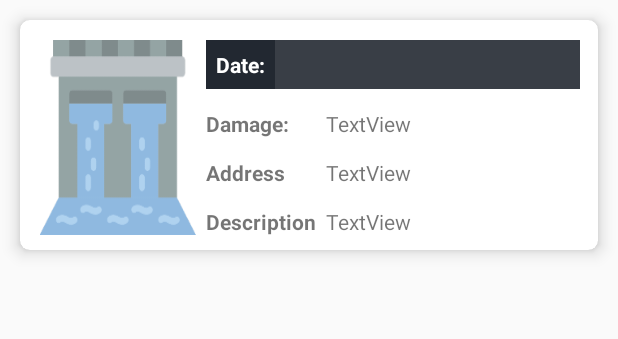
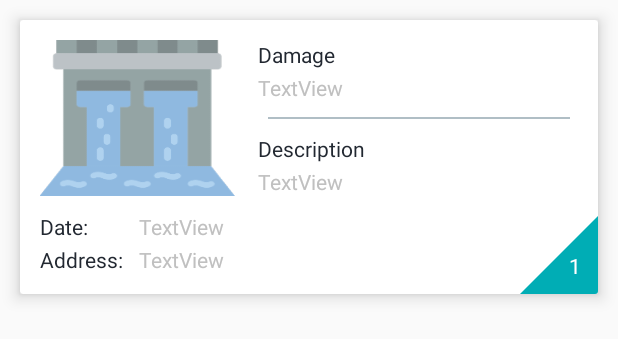
Before and after one commit to rempson123/dFIS, an Android app: the layout custom_damage_report_item.xml on its own in the app's theme, with its tools: preview values and no code run, on a phone screen of 412 x 824 dp. Shown: the top 339 px of the screen. Run offline under Robolectric (Android 15) with nearby library versions, the phone set to English and light mode, and no system bars.

Commit message:
Fixed some bugs on back press

```diff
--- a/dFIS/app/src/main/java/com/geodata/dfis/Adapter/DamageReportAdapter.java
+++ b/dFIS/app/src/main/java/com/geodata/dfis/Adapter/DamageReportAdapter.java
@@ -9,10 +9,8 @@ import android.view.View;
 import android.view.ViewGroup;
 import android.widget.ImageView;
 import android.widget.TextView;
-
 import com.geodata.dfis.Model.DamageReport;
 import com.geodata.dfis.R;
-
 import java.util.ArrayList;
 import java.util.List;
 
@@ -26,6 +24,7 @@ public class DamageReportAdapter extends RecyclerView.Adapter<DamageReportAdapte
 
     private List<DamageReport> damageReports = new ArrayList<>();
     private OnDamageListener mOnDamageListener;
+
 
     public DamageReportAdapter(List<DamageReport> damageReports, OnDamageListener mOnDamageListener) {
         this.damageReports = damageReports;
@@ -46,11 +45,17 @@ public class DamageReportAdapter extends RecyclerView.Adapter<DamageReportAdapte
         Bitmap damageBitmap = BitmapFactory.decodeByteArray(damageImage, 0, damageImage.length);
         holder.imageViewReport.setImageBitmap(damageBitmap);
         holder.imageViewReport.setScaleType(ImageView.ScaleType.FIT_XY);
-
         holder.textViewDamageDate.setText(damageReports.get(position).getDateAndTime());
         holder.textViewDamageType.setText(damageReports.get(position).getDamageType());
         holder.textViewDamageAddress.setText(damageReports.get(position).getAddress());
         holder.textViewDamageDescription.setText(damageReports.get(position).getDescription());
+        holder.textViewReportNo.setText(String.valueOf(damageReports.get(position).getId()));
+
+        if (position % 2 == 1) {
+            holder.textViewReportTriangleBg.setBackgroundResource(R.drawable.bg_triangle_primary);
+        } else {
+            holder.textViewReportTriangleBg.setBackgroundResource(R.drawable.bg_triangle_accent);
+        }
 
     }
 
@@ -62,20 +67,24 @@ public class DamageReportAdapter extends RecyclerView.Adapter<DamageReportAdapte
     public class ViewHolder extends RecyclerView.ViewHolder implements View.OnClickListener {
 
         ImageView imageViewReport;
-        TextView textViewDamageDate, textViewDamageType, textViewDamageAddress, textViewDamageDescription;
+        TextView textViewDamageDate, textViewDamageType, textViewDamageAddress, textViewDamageDescription,
+                textViewReportNo, textViewReportTriangleBg;
 
         public ViewHolder(View itemView, OnDamageListener onDamageListener) {
             super(itemView);
+
+
             imageViewReport = itemView.findViewById(R.id.imgv_report);
             textViewDamageDate = itemView.findViewById(R.id.tv_damage_report_date);
             textViewDamageType = itemView.findViewById(R.id.tv_damage_report_type);
             textViewDamageAddress = itemView.findViewById(R.id.tv_damage_report_address);
             textViewDamageDescription = itemView.findViewById(R.id.tv_damage_report_description);
-
+            textViewDamageDate = itemView.findViewById(R.id.tv_damage_report_date);
+            textViewReportNo = itemView.findViewById(R.id.tv_report_no);
+            textViewReportTriangleBg = itemView.findViewById(R.id.tv_triangle_corner);
             mOnDamageListener = onDamageListener;
 
             itemView.setOnClickListener(this);
-
         }
 
         @Override
--- a/dFIS/app/src/main/java/com/geodata/dfis/Fragments/DraftsFragment.java
+++ b/dFIS/app/src/main/java/com/geodata/dfis/Fragments/DraftsFragment.java
@@ -3,8 +3,10 @@ package com.geodata.dfis.Fragments;
 import android.content.Intent;
 import android.os.Bundle;
 import android.support.v7.widget.LinearLayoutManager;
+import android.support.v7.widget.PopupMenu;
 import android.support.v7.widget.RecyclerView;
 import android.view.LayoutInflater;
+import android.view.MenuItem;
 import android.view.View;
 import android.view.ViewGroup;
 
@@ -27,6 +29,7 @@ public class DraftsFragment extends android.support.v4.app.Fragment implements D
 
     private List<DamageReport> mDamageReportsDraft = new ArrayList<>();
     private DamageReportAdapter damageReportAdapter;
+
 
     public DraftsFragment() {
         // Required empty public constructor
@@ -72,4 +75,5 @@ public class DraftsFragment extends android.support.v4.app.Fragment implements D
         recyclerViewDamageReportDraft.setAdapter(damageReportAdapter);
 
     }
+
 }
--- a/dFIS/app/src/main/java/com/geodata/dfis/MyReportsActivity.java
+++ b/dFIS/app/src/main/java/com/geodata/dfis/MyReportsActivity.java
@@ -1,24 +1,15 @@
 package com.geodata.dfis;
 
 import android.content.Intent;
+import android.os.Bundle;
 import android.support.annotation.NonNull;
 import android.support.design.widget.BottomNavigationView;
 import android.support.v4.app.Fragment;
 import android.support.v7.app.AppCompatActivity;
-import android.os.Bundle;
-import android.support.v7.widget.LinearLayoutManager;
-import android.support.v7.widget.RecyclerView;
 import android.view.MenuItem;
 
-import com.geodata.dfis.Adapter.DamageReportAdapter;
 import com.geodata.dfis.Fragments.DraftsFragment;
 import com.geodata.dfis.Fragments.SentFragment;
-import com.geodata.dfis.Model.DamageReport;
-
-import java.util.ArrayList;
-import java.util.List;
-
-import static com.geodata.dfis.LoginActivity.myRoomDatabase;
 
 public class MyReportsActivity extends AppCompatActivity {
 
@@ -32,15 +23,21 @@ public class MyReportsActivity extends AppCompatActivity {
         BottomNavigationView bottomNav = findViewById(R.id.bottom_navigation_report);
         bottomNav.setOnNavigationItemSelectedListener(navListener);
 
-        if (getSupportActionBar() != null){
+        if (getSupportActionBar() != null) {
             getSupportActionBar().setDisplayHomeAsUpEnabled(true);
             getSupportActionBar().setDisplayShowHomeEnabled(true);
         }
 
-        //I added this if statement to keep the selected fragment when rotating the device
         if (savedInstanceState == null) {
             getSupportFragmentManager().beginTransaction().replace(R.id.fragment_container,
                     new DraftsFragment()).commit();
+        }
+
+        String sentTabIntent = "sentTab";
+        String sentTab = getIntent().getStringExtra("sentTabFragment");
+
+        if(sentTabIntent.equals(sentTab)){
+            bottomNav.setSelectedItemId(R.id.nav_sent);
         }
 
     }
@@ -81,6 +78,7 @@ public class MyReportsActivity extends AppCompatActivity {
                 return super.onOptionsItemSelected(item);
         }
     }
+
     @Override
     public void onBackPressed() {
         Intent intent = new Intent(MyReportsActivity.this, NavigationDrawerActivity.class);
--- a/dFIS/app/src/main/java/com/geodata/dfis/Retrofit/APIInterface.java
+++ b/dFIS/app/src/main/java/com/geodata/dfis/Retrofit/APIInterface.java
@@ -26,5 +26,4 @@ public interface APIInterface {
                                      @Field("yCoordinate") String ycoor,
                                      @Field("imageString") String imagestring,
                                      @Field("dateAndTime") String dateandtime);
-
 }
--- a/dFIS/app/src/main/java/com/geodata/dfis/SendDamageReportViewerActivity.java
+++ b/dFIS/app/src/main/java/com/geodata/dfis/SendDamageReportViewerActivity.java
@@ -67,6 +67,7 @@ public class SendDamageReportViewerActivity extends AppCompatActivity {
     @Override
     public void onBackPressed() {
         Intent intent = new Intent(SendDamageReportViewerActivity.this, MyReportsActivity.class);
+        intent.putExtra("sentTabFragment", "sentTab");
         startActivity(intent);
         finish();
     }
--- /dev/null
+++ b/dFIS/app/src/main/res/drawable-hdpi/bg_rounded_prime.xml
@@ -0,0 +1,4 @@
+<shape xmlns:android="http://schemas.android.com/apk/res/android">
+    <corners android:radius="15dp" />
+    <solid android:color="@color/colorPrimary"/>
+</shape>
--- /dev/null
+++ b/dFIS/app/src/main/res/drawable-hdpi/bg_rounded_prime_dark.xml
@@ -0,0 +1,4 @@
+<shape xmlns:android="http://schemas.android.com/apk/res/android">
+    <corners android:radius="15dp" />
+    <solid android:color="@color/colorPrimaryDark"/>
+</shape>
--- /dev/null
+++ b/dFIS/app/src/main/res/drawable-hdpi/bg_triangle_accent.xml
@@ -0,0 +1,14 @@
+<?xml version="1.0" encoding="utf-8"?>
+<vector
+    xmlns:android="http://schemas.android.com/apk/res/android"
+    android:width="24dp"
+    android:height="24dp"
+    android:viewportWidth="24.0"
+    android:viewportHeight="24.0">
+
+    <path
+        android:fillColor="@color/colorAccent"
+        android:pathData="M0 24v-24h24z"/>
+
+
+</vector>
--- /dev/null
+++ b/dFIS/app/src/main/res/drawable-v24/bg_rounded_accent.xml
@@ -0,0 +1,4 @@
+<shape xmlns:android="http://schemas.android.com/apk/res/android">
+    <corners android:radius="15dp" />
+    <solid android:color="@color/colorAccent"/>
+</shape>
--- /dev/null
+++ b/dFIS/app/src/main/res/drawable/bg_triangle_primary.xml
@@ -0,0 +1,14 @@
+<?xml version="1.0" encoding="utf-8"?>
+<vector
+    xmlns:android="http://schemas.android.com/apk/res/android"
+    android:width="24dp"
+    android:height="24dp"
+    android:viewportWidth="24.0"
+    android:viewportHeight="24.0">
+
+    <path
+        android:fillColor="@color/colorPrimary"
+        android:pathData="M0 24v-24h24z"/>
+
+
+</vector>
--- a/dFIS/app/src/main/res/layout/custom_damage_report_item.xml
+++ b/dFIS/app/src/main/res/layout/custom_damage_report_item.xml
@@ -1,23 +1,21 @@
 <?xml version="1.0" encoding="utf-8"?>
 <android.support.v7.widget.CardView xmlns:android="http://schemas.android.com/apk/res/android"
     xmlns:app="http://schemas.android.com/apk/res-auto"
-    xmlns:tools="http://schemas.android.com/tools"
     android:layout_width="match_parent"
     android:layout_height="wrap_content"
     android:layout_margin="@dimen/_10sdp"
     app:cardBackgroundColor="@color/colorWhite"
-    app:cardCornerRadius="@dimen/_5sdp"
+
     app:cardElevation="@dimen/_5sdp">
 
     <android.support.constraint.ConstraintLayout
         android:layout_width="match_parent"
-        android:layout_height="match_parent"
-        android:paddingBottom="@dimen/_7sdp">
+        android:layout_height="match_parent">
 
         <ImageView
             android:id="@+id/imgv_report"
-            android:layout_width="@dimen/_80sdp"
-            android:layout_height="@dimen/_100sdp"
+            android:layout_width="@dimen/_100sdp"
+            android:layout_height="@dimen/_80sdp"
             android:layout_marginStart="@dimen/_10sdp"
             android:layout_marginTop="@dimen/_10sdp"
             android:scaleType="fitXY"
@@ -26,103 +24,131 @@
             app:layout_constraintTop_toTopOf="parent" />
 
         <TextView
+            android:id="@+id/textView9"
+            android:layout_width="wrap_content"
+            android:layout_height="wrap_content"
+            android:layout_marginStart="@dimen/_10sdp"
+            android:layout_marginTop="@dimen/_8sdp"
+            android:text="Date:"
+            android:textAppearance="@style/TextAppearance.AppCompat.Small"
+            android:textColor="@color/colorPrimaryDark"
+            app:layout_constraintStart_toStartOf="parent"
+            app:layout_constraintTop_toBottomOf="@+id/imgv_report" />
+
+        <TextView
             android:id="@+id/tv_damage_report_date"
-            android:layout_width="0dp"
+            android:layout_width="wrap_content"
             android:layout_height="wrap_content"
-            android:layout_marginStart="@dimen/_35sdp"
-            android:layout_marginTop="@dimen/_10sdp"
-            android:background="@color/colorAccent"
-            android:padding="@dimen/_5sdp"
-            android:textColor="@color/colorWhite"
-            app:layout_constraintBottom_toTopOf="@+id/tv_damage_report_type"
-            app:layout_constraintStart_toStartOf="@+id/textView"
-            app:layout_constraintTop_toTopOf="parent"
-            app:layout_constraintWidth_percent="0.53" />
+            android:layout_marginStart="@dimen/_8sdp"
+            android:layout_marginTop="@dimen/_8sdp"
+            android:text="TextView"
+            android:textAppearance="@style/TextAppearance.AppCompat.Small"
+            android:textColor="#C0C0C0"
+            app:layout_constraintStart_toEndOf="@+id/textView11"
+            app:layout_constraintTop_toBottomOf="@+id/imgv_report" />
+
+        <TextView
+            android:id="@+id/textView11"
+            android:layout_width="wrap_content"
+            android:layout_height="wrap_content"
+            android:layout_marginStart="@dimen/_10sdp"
+            android:layout_marginTop="@dimen/_2sdp"
+            android:paddingBottom="@dimen/_10sdp"
+            android:text="Address:"
+            android:textAppearance="@style/TextAppearance.AppCompat.Small"
+            android:textColor="@color/colorPrimaryDark"
+            app:layout_constraintStart_toStartOf="parent"
+            app:layout_constraintTop_toBottomOf="@+id/textView9" />
+
+        <TextView
+            android:id="@+id/tv_damage_report_address"
+            android:layout_width="wrap_content"
+            android:layout_height="wrap_content"
+            android:layout_marginStart="@dimen/_8sdp"
+            android:layout_marginTop="@dimen/_2sdp"
+            android:text="TextView"
+            android:textAppearance="@style/TextAppearance.AppCompat.Small"
+            android:textColor="#C0C0C0"
+            app:layout_constraintStart_toEndOf="@+id/textView11"
+            app:layout_constraintTop_toBottomOf="@+id/tv_damage_report_date" />
+
+
+        <TextView
+            android:id="@+id/textView15"
+            android:layout_width="wrap_content"
+            android:layout_height="wrap_content"
+            android:layout_marginStart="@dimen/_12sdp"
+            android:text="Damage"
+            android:textColor="@color/colorPrimaryDark"
+            app:layout_constraintStart_toEndOf="@+id/imgv_report"
+            app:layout_constraintTop_toTopOf="@+id/imgv_report" />
 
         <TextView
             android:id="@+id/tv_damage_report_type"
             android:layout_width="wrap_content"
             android:layout_height="wrap_content"
-            android:layout_marginStart="@dimen/_5sdp"
-            android:layout_marginTop="@dimen/_10sdp"
+            android:layout_marginStart="@dimen/_12sdp"
+            android:layout_marginTop="@dimen/_2sdp"
             android:text="TextView"
-            app:layout_constraintBottom_toTopOf="@+id/tv_damage_report_address"
-            app:layout_constraintStart_toEndOf="@+id/textView8"
-            app:layout_constraintTop_toBottomOf="@+id/tv_damage_report_date" />
+            android:textColor="#C0C0C0"
+            app:layout_constraintStart_toEndOf="@+id/imgv_report"
+            app:layout_constraintTop_toBottomOf="@+id/textView15" />
 
         <TextView
-            android:id="@+id/tv_damage_report_address"
+            android:id="@+id/textView19"
             android:layout_width="wrap_content"
             android:layout_height="wrap_content"
-            android:layout_marginStart="@dimen/_5sdp"
-            android:layout_marginTop="@dimen/_10sdp"
-            android:text="TextView"
+            android:layout_marginBottom="@dimen/_2sdp"
+            android:layout_marginStart="@dimen/_12sdp"
+            android:text="Description"
+            android:textColor="@color/colorPrimaryDark"
             app:layout_constraintBottom_toTopOf="@+id/tv_damage_report_description"
-            app:layout_constraintStart_toEndOf="@+id/textView8"
-            app:layout_constraintTop_toBottomOf="@+id/tv_damage_report_type" />
+            app:layout_constraintStart_toEndOf="@+id/imgv_report" />
 
         <TextView
             android:id="@+id/tv_damage_report_description"
             android:layout_width="wrap_content"
             android:layout_height="wrap_content"
-            android:layout_marginStart="@dimen/_5sdp"
-            android:layout_marginTop="@dimen/_10sdp"
+            android:layout_marginStart="@dimen/_12sdp"
             android:text="TextView"
-            app:layout_constraintBottom_toBottomOf="@+id/textView8"
-            app:layout_constraintStart_toEndOf="@+id/textView8"
-            app:layout_constraintTop_toBottomOf="@+id/tv_damage_report_address" />
+            android:textColor="#C0C0C0"
+            app:layout_constraintBottom_toBottomOf="@+id/imgv_report"
+            app:layout_constraintStart_toEndOf="@+id/imgv_report" />
 
         <TextView
-            android:id="@+id/textView"
+            android:id="@+id/textView22"
+            android:layout_width="@dimen/_155sdp"
+            android:layout_height="@dimen/_1sdp"
+            android:layout_marginBottom="@dimen/_5sdp"
+            android:layout_marginStart="@dimen/_17sdp"
+            android:layout_marginTop="@dimen/_5sdp"
+            android:background="#B0BEC5"
+            app:layout_constraintBottom_toTopOf="@+id/textView19"
+            app:layout_constraintStart_toEndOf="@+id/imgv_report"
+            app:layout_constraintTop_toBottomOf="@+id/tv_damage_report_type" />
+
+        <TextView
+            android:id="@+id/tv_triangle_corner"
+            android:layout_width="@dimen/_40sdp"
+            android:layout_height="@dimen/_40sdp"
+            android:background="@drawable/bg_triangle_primary"
+            android:gravity="center_vertical"
+            android:rotation="180"
+            android:textAlignment="center"
+            android:textColor="@color/colorPrimaryDark"
+            app:layout_constraintBottom_toBottomOf="parent"
+            app:layout_constraintEnd_toEndOf="parent" />
+
+        <TextView
+            android:id="@+id/tv_report_no"
             android:layout_width="wrap_content"
             android:layout_height="wrap_content"
-            android:layout_marginStart="@dimen/_5sdp"
-            android:layout_marginTop="@dimen/_10sdp"
-            android:text="Damage:"
-            android:textStyle="bold"
-            app:layout_constraintBottom_toTopOf="@+id/textView2"
-            app:layout_constraintStart_toEndOf="@+id/imgv_report"
-            app:layout_constraintTop_toBottomOf="@+id/textView9" />
-
-        <TextView
-            android:id="@+id/textView2"
-            android:layout_width="wrap_content"
-            android:layout_height="wrap_content"
-            android:layout_marginStart="@dimen/_5sdp"
-            android:layout_marginTop="@dimen/_10sdp"
-            android:text="Address"
-            android:textStyle="bold"
-            app:layout_constraintBottom_toTopOf="@+id/textView8"
-            app:layout_constraintStart_toEndOf="@+id/imgv_report"
-            app:layout_constraintTop_toBottomOf="@+id/textView" />
-
-        <TextView
-            android:id="@+id/textView8"
-            android:layout_width="wrap_content"
-            android:layout_height="wrap_content"
-            android:layout_marginStart="@dimen/_5sdp"
-            android:layout_marginTop="@dimen/_10sdp"
-            android:text="Description"
-            android:textStyle="bold"
-            app:layout_constraintBottom_toBottomOf="@+id/imgv_report"
-            app:layout_constraintStart_toEndOf="@+id/imgv_report"
-            app:layout_constraintTop_toBottomOf="@+id/textView2" />
-
-        <TextView
-            android:id="@+id/textView9"
-            android:layout_width="wrap_content"
-            android:layout_height="wrap_content"
-            android:layout_marginStart="@dimen/_5sdp"
-            android:layout_marginTop="@dimen/_10sdp"
-            android:text="Date:"
-            android:textStyle="bold"
+            android:layout_marginStart="@dimen/_25sdp"
+            android:layout_marginTop="@dimen/_18sdp"
+            android:text="1"
             android:textColor="@color/colorWhite"
-            android:background="@color/colorPrimaryDark"
-            android:padding="@dimen/_5sdp"
-            app:layout_constraintBottom_toTopOf="@+id/textView"
-            app:layout_constraintStart_toEndOf="@+id/imgv_report"
-            app:layout_constraintTop_toTopOf="parent"
-            />
+            app:layout_constraintStart_toStartOf="@+id/tv_triangle_corner"
+            app:layout_constraintTop_toTopOf="@+id/tv_triangle_corner" />
 
 
     </android.support.constraint.ConstraintLayout>
--- a/dFIS/app/src/main/res/layout/fragment_all.xml
+++ b/dFIS/app/src/main/res/layout/fragment_all.xml
@@ -27,7 +27,6 @@
                 android:layout_marginEnd="@dimen/_10sdp"
                 android:layout_marginStart="@dimen/_10sdp"
                 app:cardBackgroundColor="@color/color_background"
-                app:cardCornerRadius="@dimen/_5sdp"
                 app:cardElevation="8dp">
 
                 <LinearLayout
@@ -68,7 +67,6 @@
                 android:layout_marginEnd="@dimen/_10sdp"
                 android:layout_marginStart="@dimen/_10sdp"
                 app:cardBackgroundColor="@color/color_background"
-                app:cardCornerRadius="@dimen/_5sdp"
                 app:cardElevation="8dp">
 
                 <LinearLayout
@@ -111,7 +109,6 @@
                 android:layout_marginEnd="@dimen/_10sdp"
                 android:layout_marginStart="@dimen/_10sdp"
                 app:cardBackgroundColor="@color/color_background"
-                app:cardCornerRadius="@dimen/_5sdp"
                 app:cardElevation="8dp">
 
                 <LinearLayout
@@ -152,7 +149,6 @@
                 android:layout_marginEnd="@dimen/_10sdp"
                 android:layout_marginStart="@dimen/_10sdp"
                 app:cardBackgroundColor="@color/color_background"
-                app:cardCornerRadius="@dimen/_5sdp"
                 app:cardElevation="8dp">
 
                 <LinearLayout
@@ -194,7 +190,6 @@
                 android:layout_marginEnd="@dimen/_10sdp"
                 android:layout_marginStart="@dimen/_10sdp"
                 app:cardBackgroundColor="@color/color_background"
-                app:cardCornerRadius="@dimen/_5sdp"
                 app:cardElevation="8dp">
 
                 <LinearLayout
@@ -235,7 +230,6 @@
                 android:layout_marginEnd="@dimen/_10sdp"
                 android:layout_marginStart="@dimen/_10sdp"
                 app:cardBackgroundColor="@color/color_background"
-                app:cardCornerRadius="@dimen/_5sdp"
                 app:cardElevation="8dp">
 
                 <LinearLayout
@@ -277,7 +271,6 @@
                 android:layout_marginEnd="@dimen/_10sdp"
                 android:layout_marginStart="@dimen/_10sdp"
                 app:cardBackgroundColor="@color/color_background"
-                app:cardCornerRadius="@dimen/_5sdp"
                 app:cardElevation="8dp">
 
                 <LinearLayout
@@ -318,7 +311,6 @@
                 android:layout_marginEnd="@dimen/_10sdp"
                 android:layout_marginStart="@dimen/_10sdp"
                 app:cardBackgroundColor="@color/color_background"
-                app:cardCornerRadius="@dimen/_5sdp"
                 app:cardElevation="8dp">
 
                 <LinearLayout
--- /dev/null
+++ b/dFIS/app/src/main/res/menu/menu_report_pop_up.xml
@@ -0,0 +1,15 @@
+<?xml version="1.0" encoding="utf-8"?>
+<menu xmlns:android="http://schemas.android.com/apk/res/android"
+    xmlns:app="http://schemas.android.com/apk/res-auto">
+    <item
+        android:id="@+id/nav_edit"
+        android:title="Edit" />
+
+    <item
+        android:id="@+id/nav_delete"
+        android:title="Delete">
+
+    </item>
+
+
+</menu>
```
Also changed, not shown: dFIS/app/src/main/res/drawable-hdpi/ic_pop_up_menu.png (added), dFIS/app/src/main/res/drawable-mdpi/ic_pop_up_menu.png (added), dFIS/app/src/main/res/drawable-xhdpi/ic_pop_up_menu.png (added), dFIS/app/src/main/res/drawable-xxhdpi/ic_pop_up_menu.png (added).
